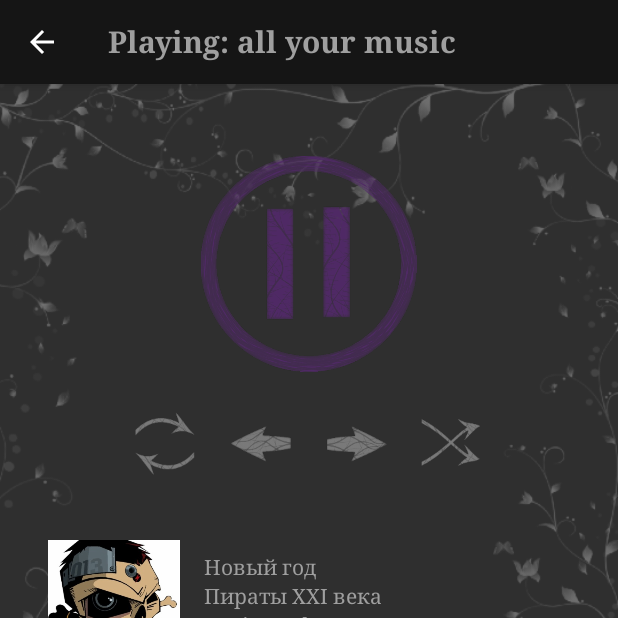
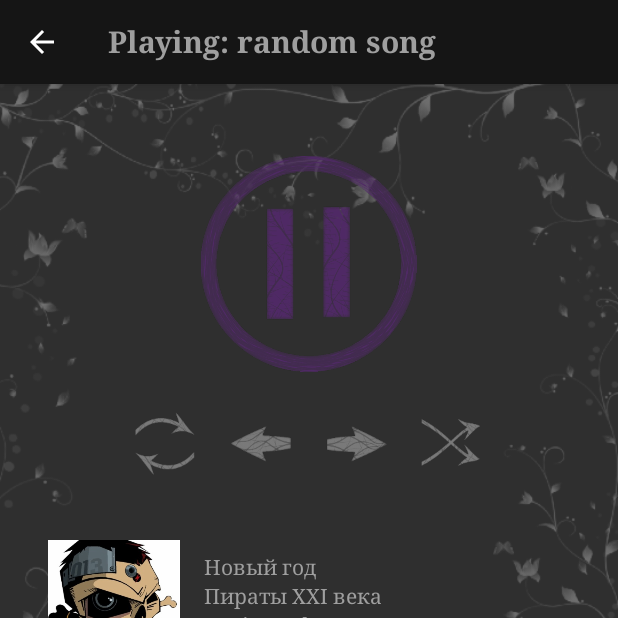
Before and after one commit to eovka/MusicalStructure, an Android app: the screen it shows after launch (PlayerActivity), after a tap on "an icon to play music", on a phone screen of 412 x 824 dp, the top half of it. Run offline under Robolectric (Android 15) with nearby library versions, the phone set to English and light mode, and no system bars; our stand-ins replace data binding.

Commit message:
Added: background on a chosen item, actionbar text changing afrer clicking on item

```diff
--- a/app/src/main/java/pl/pisze_czytam/musicalstructure/MainActivity.java
+++ b/app/src/main/java/pl/pisze_czytam/musicalstructure/MainActivity.java
@@ -56,7 +56,7 @@ public class MainActivity extends AppCompatActivity {
             @Override
             public void onClick(View v) {
                 Intent playerIntent = new Intent(MainActivity.this, PlayerActivity.class);
-                playerIntent.putExtra("clickedItem", getString(R.string.all_music));
+                playerIntent.putExtra("clickedItem", getString(R.string.random_song));
                 playerIntent.putExtra("flag", "oneSong");
                 playerIntent.putParcelableArrayListExtra("allSongs", allSongs);
                 startActivity(playerIntent);
--- a/app/src/main/java/pl/pisze_czytam/musicalstructure/PlayerActivity.java
+++ b/app/src/main/java/pl/pisze_czytam/musicalstructure/PlayerActivity.java
@@ -4,6 +4,7 @@ import android.databinding.DataBindingUtil;
 import android.os.Bundle;
 import android.support.v7.app.AppCompatActivity;
 import android.view.View;
+import android.widget.AdapterView;
 
 import java.util.ArrayList;
 import java.util.Collections;
@@ -21,6 +22,7 @@ public class PlayerActivity extends AppCompatActivity {
     protected void onCreate(Bundle savedInstanceState) {
         super.onCreate(savedInstanceState);
         bind = DataBindingUtil.setContentView(this, R.layout.activity_player);
+        int songIndex = 0;
 
         allSongs = getIntent().getParcelableArrayListExtra("allSongs");
 
@@ -90,28 +92,36 @@ public class PlayerActivity extends AppCompatActivity {
                 }
                 break;
             case "allSongs":
-                String songTitle = getIntent().getExtras().getString("clickedItem");
                 Collections.sort(allSongs, new Comparator<MusicItem>() {
                     public int compare(MusicItem m1, MusicItem m2) {
                         return m1.getSongTitle().compareTo(m2.getSongTitle());
                     }
                 });
-//                int songIndex = 0;
-//                for (int i = 0; i < allSongs.size(); i++) {
-//                    if (songTitle.equals(allSongs.get(i).getSongTitle())) {
-//                        songIndex = i;
-//                    }
-//                }
 
+                String songTitle = getIntent().getExtras().getString("clickedItem");
+                for (int i = 0; i < allSongs.size(); i++) {
+                    if (songTitle.equals(allSongs.get(i).getSongTitle())) {
+                        songIndex = i;
+                    }
+                }
                 for (int i = 0; i < allSongs.size(); i++) {
                     allSongs.get(i).setCoverId(0);
                     allSongs.get(i).setArtistId(0);
                     allSongs.get(i).setAlbumTitle("");
                 }
+                bind.include.list.setOnItemClickListener(new AdapterView.OnItemClickListener() {
+                    @Override
+                    public void onItemClick(AdapterView<?> parent, View view, int position, long id) {
+                        musicPlaying = allSongs.get(position).getSongTitle();
+                        getSupportActionBar().setTitle(getString(R.string.music_playing, musicPlaying));
+                    }
+                });
                 break;
         }
         bind.include.list.setBackground(null);
         bind.include.list.setAdapter(new MusicAdapter(this, allSongs));
+        bind.include.list.setSelection(songIndex);
+        bind.include.list.performItemClick(bind.include.list, songIndex, bind.include.list.getItemIdAtPosition(songIndex));
 
         bind.pauseImage.setOnClickListener(new View.OnClickListener() {
             @Override
--- a/app/src/main/res/layout/music_list.xml
+++ b/app/src/main/res/layout/music_list.xml
@@ -6,6 +6,8 @@
         android:layout_width="match_parent"
         android:layout_height="match_parent"
         android:background="@drawable/background_image"
+        android:choiceMode="singleChoice"
+        android:listSelector="@color/colorAccentTransparent"
         android:orientation="vertical"
         android:paddingLeft="@dimen/standard_padding"
         android:paddingRight="@dimen/standard_padding" />
--- a/app/src/main/res/values/colors.xml
+++ b/app/src/main/res/values/colors.xml
@@ -3,6 +3,7 @@
     <color name="colorPrimary">#151515</color>
     <color name="colorPrimaryDark">#111111</color>
     <color name="colorAccent">#502a66</color>
+    <color name="colorAccentTransparent">#66502a66</color>
     <color name="buttonColor">#7a7a7a</color>
     <color name="backgroundColor">#303030</color>
     <color name="textColor">#9f9f9f</color>
--- a/app/src/main/res/values/strings.xml
+++ b/app/src/main/res/values/strings.xml
@@ -11,7 +11,7 @@
     <string name="choose_album">Choose an album</string>
     <string name="music_playing">Playing: <xliff:g example="Tool" id="clickedItem">%s</xliff:g></string>
     <string name="music_paused">Paused: <xliff:g example="Tool band" id="clickedItem">%s</xliff:g></string>
-    <string name="all_music">all your music</string>
+    <string name="random_song">random song</string>
     <string name="repeat_button">repeat_button</string>
     <string name="backward_arrow">backward arrow</string>
     <string name="forward_arrow">forward arrow</string>
```
